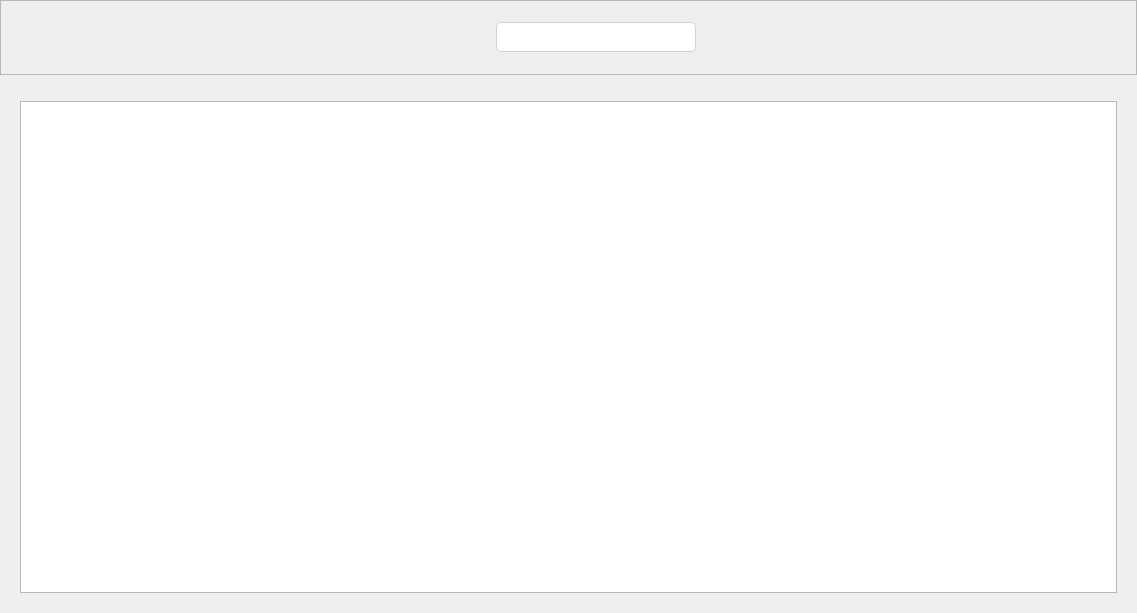
jfnavarro/st_viewer, file assets/ui/experiments.ui: the form before one commit.
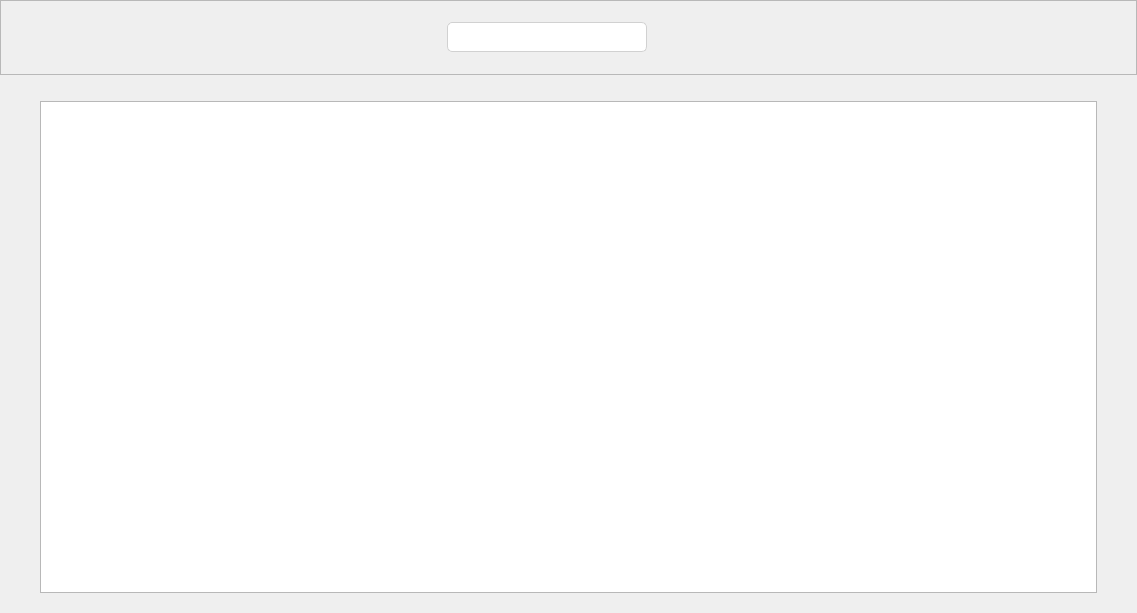
The form after the commit. Icons and pictures are not drawn. Custom widgets are drawn as their Qt base class.

Diff of the .ui file:
```diff
--- a/assets/ui/experiments.ui
+++ b/assets/ui/experiments.ui
@@ -93,7 +93,7 @@
           <number>0</number>
          </property>
          <property name="rightMargin">
-          <number>5</number>
+          <number>20</number>
          </property>
          <property name="bottomMargin">
           <number>0</number>
@@ -389,18 +389,31 @@
            </property>
           </widget>
          </item>
+         <item>
+          <spacer name="horizontalSpacer_4">
+           <property name="orientation">
+            <enum>Qt::Horizontal</enum>
+           </property>
+           <property name="sizeHint" stdset="0">
+            <size>
+             <width>40</width>
+             <height>20</height>
+            </size>
+           </property>
+          </spacer>
+         </item>
          <item>
           <widget class="QLabel" name="label">
            <property name="minimumSize">
             <size>
-             <width>35</width>
-             <height>35</height>
+             <width>40</width>
+             <height>40</height>
             </size>
            </property>
            <property name="maximumSize">
             <size>
-             <width>35</width>
-             <height>35</height>
+             <width>40</width>
+             <height>40</height>
             </size>
            </property>
            <property name="text">
@@ -427,7 +440,7 @@
         </property>
         <property name="sizeHint" stdset="0">
          <size>
-          <width>20</width>
+          <width>40</width>
           <height>20</height>
          </size>
         </property>
@@ -445,7 +458,7 @@
           </property>
           <property name="sizeHint" stdset="0">
            <size>
-            <width>20</width>
+            <width>40</width>
             <height>20</height>
            </size>
           </property>
@@ -472,7 +485,7 @@
            <bool>false</bool>
           </property>
           <property name="gridStyle">
-           <enum>Qt::NoPen</enum>
+           <enum>Qt::SolidLine</enum>
           </property>
           <property name="sortingEnabled">
            <bool>true</bool>
@@ -492,7 +505,7 @@
           </property>
           <property name="sizeHint" stdset="0">
            <size>
-            <width>20</width>
+            <width>40</width>
             <height>20</height>
            </size>
           </property>
@@ -510,7 +523,7 @@
         </property>
         <property name="sizeHint" stdset="0">
          <size>
-          <width>20</width>
+          <width>40</width>
           <height>20</height>
          </size>
         </property>
```
Left out of the diff: 14 changed lines with no effect on the pictures.
